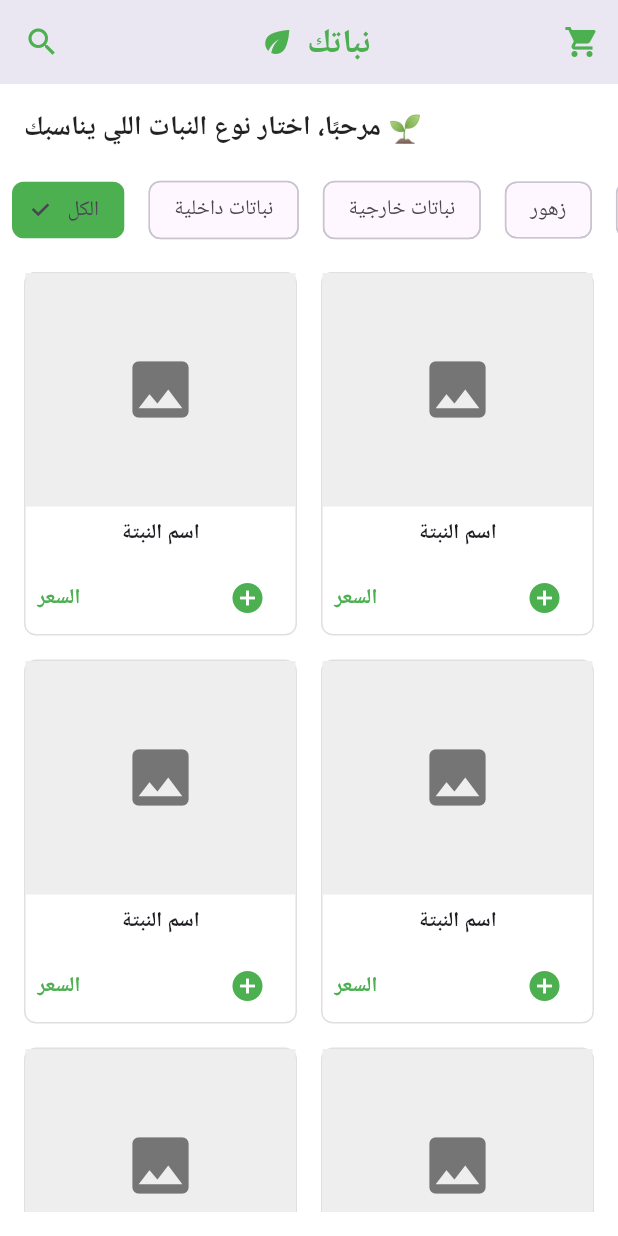
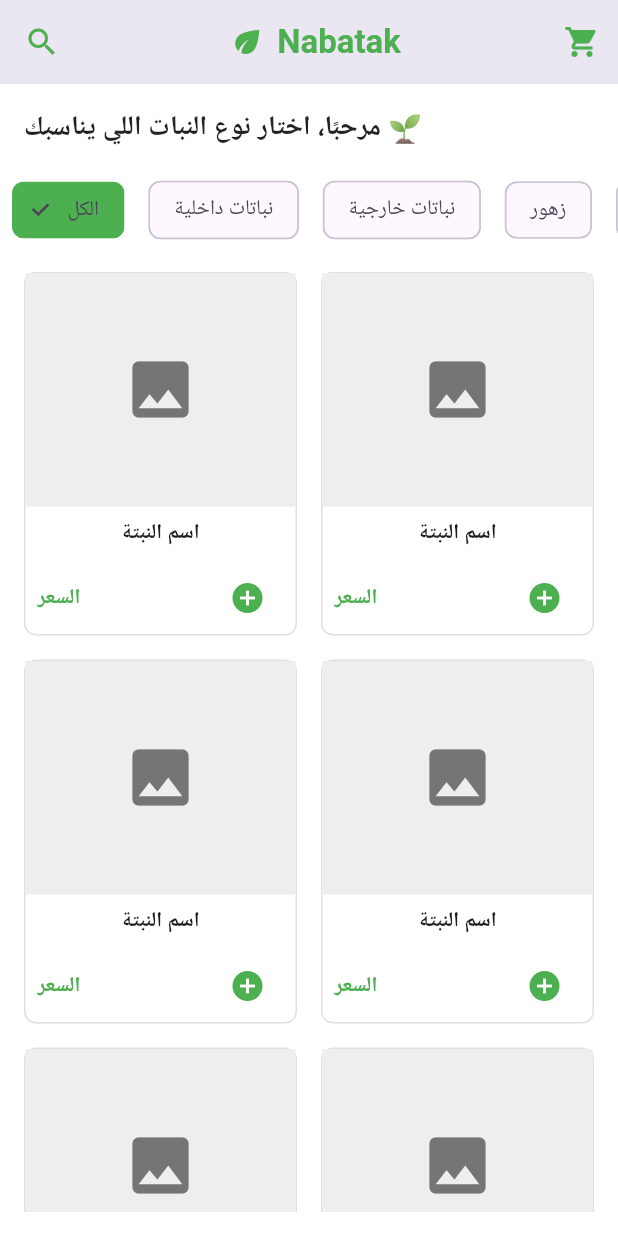
Before and after one commit to husseinzomar/nabatak_v1, a Flutter app: the screen it shows after launch, on a phone screen of 412 x 824 dp. Run offline on Flutter 3.47's test engine with Material 3 defaults, Android fonts, the phone set to English and light mode, and no system bars.

Commit message:
fix the translate

```diff
--- a/lib/Pages/homepage.dart
+++ b/lib/Pages/homepage.dart
@@ -1,4 +1,5 @@
 import 'package:flutter/material.dart';
+import 'package:nabatak_v1/l10n/app_localizations.dart';
 
 class HomePage extends StatefulWidget {
   @override
@@ -34,7 +35,7 @@ class _HomePageState extends State<HomePage> {
             Icon(Icons.eco, color: Colors.green),
             SizedBox(width: 8),
             Text(
-              'نباتك',
+              AppLocalizations.of(context)!.appTitle,
               style: TextStyle(
                 color: Colors.green,
                 fontWeight: FontWeight.bold,
--- a/lib/l10n/app_ar.arb
+++ b/lib/l10n/app_ar.arb
@@ -1,4 +1,4 @@
 {
       "@@locale": "ar",
-      "appTitle": "تطبيقي"
+      "appTitle": "نباتك"
     }
--- a/lib/l10n/app_en.arb
+++ b/lib/l10n/app_en.arb
@@ -1,4 +1,4 @@
 {
       "@@locale": "en",
-      "appTitle": "My App"
+      "appTitle": "Nabatak"
     }
--- a/lib/l10n/app_localizations.dart
+++ b/lib/l10n/app_localizations.dart
@@ -101,7 +101,7 @@ abstract class AppLocalizations {
   /// No description provided for @appTitle.
   ///
   /// In en, this message translates to:
-  /// **'My App'**
+  /// **'Nabatak'**
   String get appTitle;
 }
 
--- a/lib/l10n/app_localizations_ar.dart
+++ b/lib/l10n/app_localizations_ar.dart
@@ -9,5 +9,5 @@ class AppLocalizationsAr extends AppLocalizations {
   AppLocalizationsAr([String locale = 'ar']) : super(locale);
 
   @override
-  String get appTitle => 'تطبيقي';
+  String get appTitle => 'نباتك';
 }
--- a/lib/l10n/app_localizations_en.dart
+++ b/lib/l10n/app_localizations_en.dart
@@ -9,5 +9,5 @@ class AppLocalizationsEn extends AppLocalizations {
   AppLocalizationsEn([String locale = 'en']) : super(locale);
 
   @override
-  String get appTitle => 'My App';
+  String get appTitle => 'Nabatak';
 }
--- a/lib/main.dart
+++ b/lib/main.dart
@@ -1,5 +1,6 @@
 import 'package:flutter/material.dart';
 import 'package:nabatak_v1/Pages/homepage.dart';
+import 'package:nabatak_v1/l10n/app_localizations.dart';
 
 void main() {
   runApp(const MyApp());
@@ -11,6 +12,16 @@ class MyApp extends StatelessWidget {
   @override
   Widget build(BuildContext context) {
     return MaterialApp(
+      localizationsDelegates: [
+        AppLocalizations.delegate,
+        // GlobalMaterialLocalizations.delegate,
+        // GlobalWidgetsLocalizations.delegate,
+        // GlobalCupertinoLocalizations.delegate,
+      ],
+      supportedLocales: [
+        Locale('ar'), // أضف اللغات التي تدعمها
+        Locale('en'),
+      ],
       title: 'نباتك', // Your app title
       theme: ThemeData(
         primarySwatch: Colors.green, // You can customize your theme here
```
